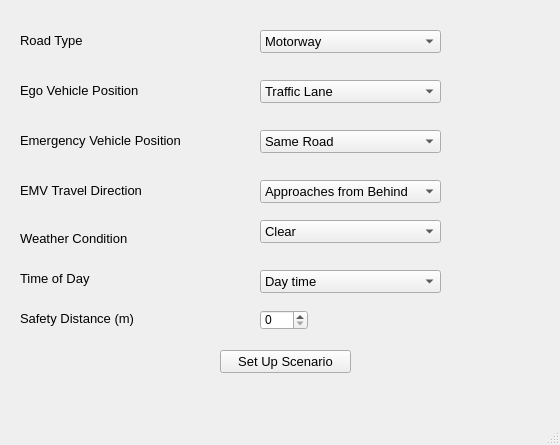
Above: GUI/scenario_info_manager_v1.ui from ssinthy/Carla_project_v2 before the change. Below: the same form after it.
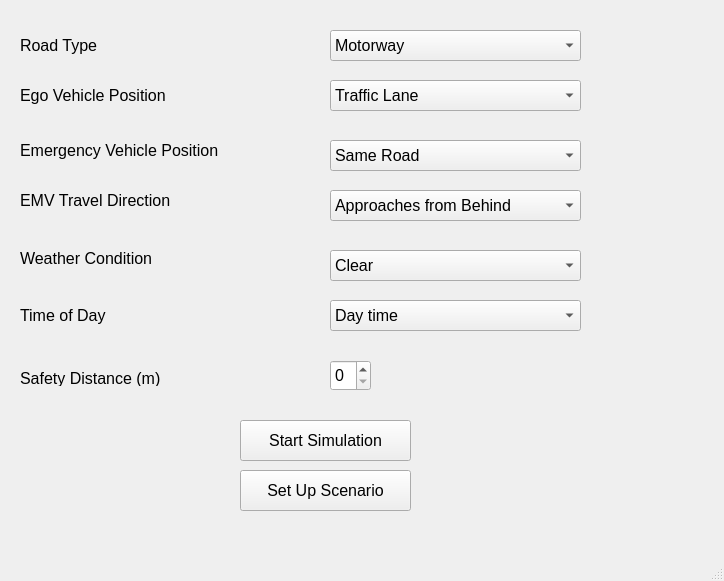
That is the form after the change.

Patch:
```diff
--- a/GUI/scenario_info_manager_v1.ui
+++ b/GUI/scenario_info_manager_v1.ui
@@ -6,8 +6,8 @@
    <rect>
     <x>0</x>
     <y>0</y>
-    <width>560</width>
-    <height>445</height>
+    <width>724</width>
+    <height>581</height>
    </rect>
   </property>
   <property name="windowTitle">
@@ -19,13 +19,13 @@
      <rect>
       <x>20</x>
       <y>80</y>
-      <width>171</width>
-      <height>21</height>
+      <width>211</width>
+      <height>31</height>
      </rect>
     </property>
     <property name="font">
      <font>
-      <pointsize>10</pointsize>
+      <pointsize>12</pointsize>
      </font>
     </property>
     <property name="text">
@@ -35,15 +35,15 @@
    <widget class="QComboBox" name="comboBox_ego_position">
     <property name="geometry">
      <rect>
-      <x>260</x>
+      <x>330</x>
       <y>80</y>
-      <width>181</width>
-      <height>23</height>
+      <width>251</width>
+      <height>31</height>
      </rect>
     </property>
     <property name="font">
      <font>
-      <pointsize>10</pointsize>
+      <pointsize>12</pointsize>
      </font>
     </property>
     <item>
@@ -67,13 +67,13 @@
      <rect>
       <x>20</x>
       <y>30</y>
-      <width>71</width>
-      <height>21</height>
+      <width>101</width>
+      <height>31</height>
      </rect>
     </property>
     <property name="font">
      <font>
-      <pointsize>10</pointsize>
+      <pointsize>12</pointsize>
      </font>
     </property>
     <property name="text">
@@ -83,15 +83,15 @@
    <widget class="QComboBox" name="comboBox_road_type">
     <property name="geometry">
      <rect>
-      <x>260</x>
+      <x>330</x>
       <y>30</y>
-      <width>181</width>
-      <height>23</height>
+      <width>251</width>
+      <height>31</height>
      </rect>
     </property>
     <property name="font">
      <font>
-      <pointsize>10</pointsize>
+      <pointsize>12</pointsize>
      </font>
     </property>
     <item>
@@ -114,14 +114,14 @@
     <property name="geometry">
      <rect>
       <x>20</x>
-      <y>230</y>
-      <width>151</width>
+      <y>250</y>
+      <width>181</width>
       <height>16</height>
      </rect>
     </property>
     <property name="font">
      <font>
-      <pointsize>10</pointsize>
+      <pointsize>12</pointsize>
      </font>
     </property>
     <property name="text">
@@ -131,15 +131,15 @@
    <widget class="QComboBox" name="comboBox_weather">
     <property name="geometry">
      <rect>
-      <x>260</x>
-      <y>220</y>
-      <width>181</width>
-      <height>23</height>
+      <x>330</x>
+      <y>250</y>
+      <width>251</width>
+      <height>31</height>
      </rect>
     </property>
     <property name="font">
      <font>
-      <pointsize>10</pointsize>
+      <pointsize>12</pointsize>
      </font>
     </property>
     <item>
@@ -172,14 +172,14 @@
     <property name="geometry">
      <rect>
       <x>20</x>
-      <y>270</y>
+      <y>300</y>
       <width>121</width>
-      <height>16</height>
+      <height>31</height>
      </rect>
     </property>
     <property name="font">
      <font>
-      <pointsize>10</pointsize>
+      <pointsize>12</pointsize>
      </font>
     </property>
     <property name="text">
@@ -189,15 +189,15 @@
    <widget class="QComboBox" name="comboBox_time_of_day">
     <property name="geometry">
      <rect>
-      <x>260</x>
-      <y>270</y>
-      <width>181</width>
-      <height>23</height>
+      <x>330</x>
+      <y>300</y>
+      <width>251</width>
+      <height>31</height>
      </rect>
     </property>
     <property name="font">
      <font>
-      <pointsize>10</pointsize>
+      <pointsize>12</pointsize>
      </font>
     </property>
     <item>
@@ -215,14 +215,14 @@
     <property name="geometry">
      <rect>
       <x>20</x>
-      <y>180</y>
+      <y>190</y>
       <width>211</width>
       <height>20</height>
      </rect>
     </property>
     <property name="font">
      <font>
-      <pointsize>10</pointsize>
+      <pointsize>12</pointsize>
      </font>
     </property>
     <property name="text">
@@ -232,15 +232,15 @@
    <widget class="QComboBox" name="comboBox_emv_travel_direction">
     <property name="geometry">
      <rect>
-      <x>260</x>
-      <y>180</y>
-      <width>181</width>
-      <height>23</height>
+      <x>330</x>
+      <y>190</y>
+      <width>251</width>
+      <height>31</height>
      </rect>
     </property>
     <property name="font">
      <font>
-      <pointsize>10</pointsize>
+      <pointsize>12</pointsize>
      </font>
     </property>
     <item>
@@ -282,15 +282,15 @@
    <widget class="QPushButton" name="set_up_scenario">
     <property name="geometry">
      <rect>
-      <x>220</x>
-      <y>350</y>
-      <width>131</width>
-      <height>23</height>
+      <x>240</x>
+      <y>470</y>
+      <width>171</width>
+      <height>41</height>
      </rect>
     </property>
     <property name="font">
      <font>
-      <pointsize>10</pointsize>
+      <pointsize>12</pointsize>
      </font>
     </property>
     <property name="text">
@@ -300,25 +300,30 @@
    <widget class="QSpinBox" name="spinBox_safety_distance">
     <property name="geometry">
      <rect>
-      <x>260</x>
-      <y>310</y>
-      <width>48</width>
-      <height>20</height>
+      <x>330</x>
+      <y>360</y>
+      <width>41</width>
+      <height>31</height>
      </rect>
     </property>
+    <property name="font">
+     <font>
+      <pointsize>12</pointsize>
+     </font>
+    </property>
    </widget>
    <widget class="QLabel" name="Label_Safety_Distance">
     <property name="geometry">
      <rect>
       <x>20</x>
-      <y>310</y>
-      <width>141</width>
+      <y>370</y>
+      <width>181</width>
       <height>16</height>
      </rect>
     </property>
     <property name="font">
      <font>
-      <pointsize>10</pointsize>
+      <pointsize>12</pointsize>
      </font>
     </property>
     <property name="text">
@@ -329,14 +334,14 @@
     <property name="geometry">
      <rect>
       <x>20</x>
-      <y>130</y>
-      <width>211</width>
+      <y>140</y>
+      <width>251</width>
       <height>20</height>
      </rect>
     </property>
     <property name="font">
      <font>
-      <pointsize>10</pointsize>
+      <pointsize>12</pointsize>
      </font>
     </property>
     <property name="text">
@@ -346,15 +351,15 @@
    <widget class="QComboBox" name="comboBox_emv_position">
     <property name="geometry">
      <rect>
-      <x>260</x>
-      <y>130</y>
-      <width>181</width>
-      <height>23</height>
+      <x>330</x>
+      <y>140</y>
+      <width>251</width>
+      <height>31</height>
      </rect>
     </property>
     <property name="font">
      <font>
-      <pointsize>10</pointsize>
+      <pointsize>12</pointsize>
      </font>
     </property>
     <item>
@@ -378,6 +383,24 @@
      </property>
     </item>
    </widget>
+   <widget class="QPushButton" name="start_simulator">
+    <property name="geometry">
+     <rect>
+      <x>240</x>
+      <y>420</y>
+      <width>171</width>
+      <height>41</height>
+     </rect>
+    </property>
+    <property name="font">
+     <font>
+      <pointsize>12</pointsize>
+     </font>
+    </property>
+    <property name="text">
+     <string>Start Simulation</string>
+    </property>
+   </widget>
   </widget>
   <widget class="QMenuBar" name="menubar">
    <property name="geometry">
```
Left out of the diff: 9 changed lines with no effect on the pictures.
